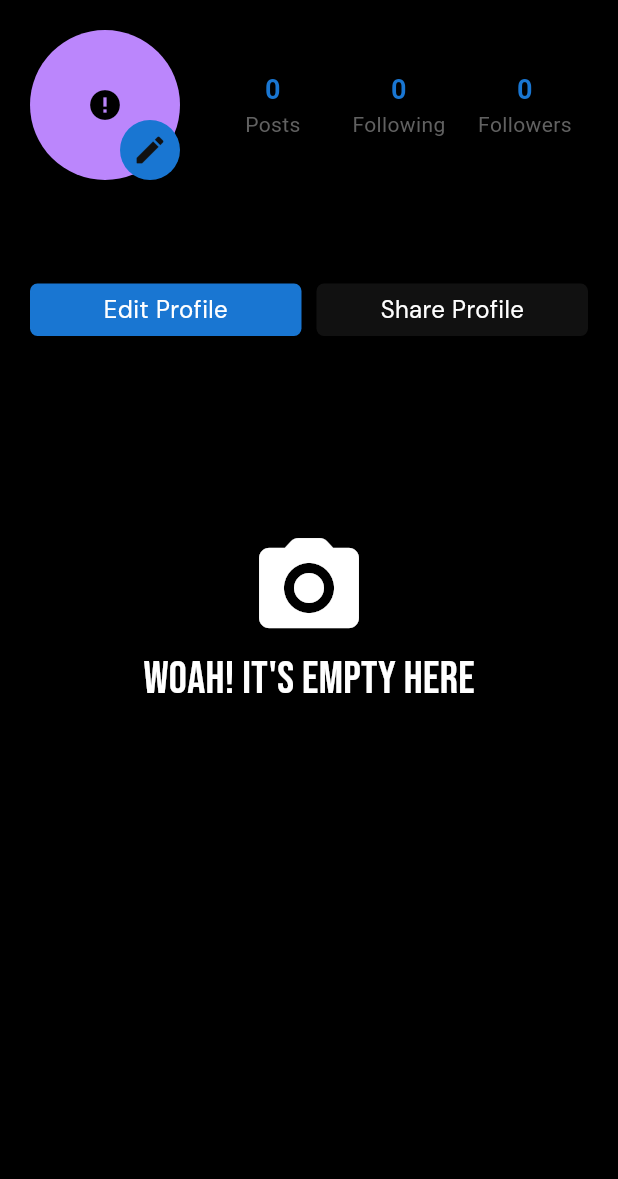
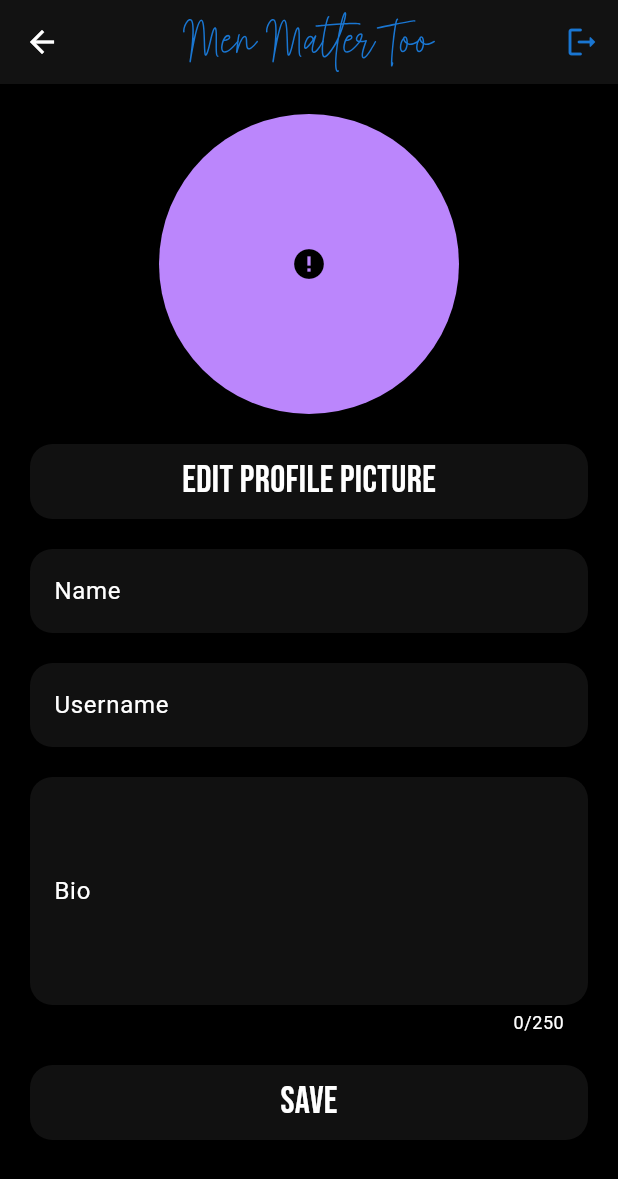
Before and after one commit to adityatrips/menmattertoo, a Flutter app: the ProfilePage screen opened directly, after a tap on "Edit Profile", on a phone screen of 412 x 824 dp. Shown: the top 1179 px of the screen. Run offline on Flutter 3.47's test engine with Material 3 defaults, Android fonts, the phone set to English and light mode, and no system bars; drawn by our look-alikes of cached_network_image; our stand-ins replace cloud_firestore, firebase_auth, firebase_core, firebase_storage, flutter_svg, image_cropper and 2 more; accounts and stored records are empty; generated files the repository leaves out were written again; network calls fail; Roboto replaces fonts that are missing (DMSans).

Commit message:
Added edit profile page. Added the respective functionalities.

```diff
--- /dev/null
+++ b/lib/screens/edit_profile.dart
@@ -0,0 +1,148 @@
+import 'dart:io';
+
+import 'package:cached_network_image/cached_network_image.dart';
+import 'package:flutter/material.dart';
+import 'package:image_cropper/image_cropper.dart';
+import 'package:men_matter_too/models/models.dart';
+import 'package:men_matter_too/resources/auth_methods.dart';
+import 'package:men_matter_too/utils/pick_image.dart';
+import 'package:men_matter_too/widgets/app_bar.dart';
+import 'package:men_matter_too/widgets/custom_button.dart';
+import 'package:men_matter_too/widgets/text_field_input.dart';
+
+class EditProfile extends StatefulWidget {
+  const EditProfile({super.key});
+
+  @override
+  _EditProfileState createState() => _EditProfileState();
+}
+
+class _EditProfileState extends State<EditProfile> {
+  final bioController = TextEditingController();
+  final nameController = TextEditingController();
+  final usernameController = TextEditingController();
+
+  CroppedFile? file;
+
+  @override
+  Widget build(BuildContext context) {
+    return StreamBuilder(
+      stream: AuthMethods().getUserDetails(),
+      builder: (context, snapshot) {
+        if (snapshot.connectionState == ConnectionState.waiting) {
+          return const Center(
+            child: CircularProgressIndicator(),
+          );
+        }
+        if (snapshot.hasError) {
+          return Center(
+            child: Text(snapshot.error.toString()),
+          );
+        }
+        if (!snapshot.hasData) {
+          return const Center(
+            child: Text("No data found"),
+          );
+        }
+
+        final user = MyUser.fromJson(snapshot.data!.data()!);
+
+        bioController.text = user.bio.replaceAll("\\n", "\n");
+        nameController.text = user.name;
+        usernameController.text = user.username;
+
+        return Scaffold(
+          appBar: myAppBar(context),
+          body: Padding(
+            padding: const EdgeInsets.symmetric(
+              horizontal: 20,
+            ),
+            child: Center(
+              child: ListView(
+                children: [
+                  const SizedBox(height: 20),
+                  CircleAvatar(
+                    radius: 100,
+                    child: ClipRRect(
+                      borderRadius: BorderRadius.circular(100),
+                      child: file == null
+                          ? CachedNetworkImage(
+                              imageUrl: user.profilePicture,
+                              placeholder: (context, url) =>
+                                  const CircularProgressIndicator(),
+                              errorWidget: (context, url, error) =>
+                                  const Icon(Icons.error),
+                              useOldImageOnUrlChange: true,
+                            )
+                          : Image.file(
+                              File(file!.path),
+                            ),
+                    ),
+                  ),
+                  const SizedBox(height: 20),
+                  CustomButton(
+                    onTap: () async {
+                      Navigator.push(
+                        context,
+                        MaterialPageRoute(
+                          builder: (context) {
+                            return const MyImagePicker();
+                          },
+                        ),
+                      ).then((value) async {
+                        setState(() {
+                          file = value!;
+                        });
+                      });
+                    },
+                    buttonText: "Edit profile picture",
+                  ),
+                  const SizedBox(height: 20),
+                  TextFieldInput(
+                    controller: nameController,
+                    hintText: 'Name',
+                  ),
+                  const SizedBox(height: 20),
+                  TextFieldInput(
+                    controller: usernameController,
+                    hintText: 'Username',
+                  ),
+                  const SizedBox(height: 20),
+                  TextFieldInput(
+                    controller: bioController,
+                    hintText: 'Bio',
+                    maxLength: 250,
+                    multiline: true,
+                  ),
+                  const SizedBox(height: 20),
+                  CustomButton(
+                    onTap: () async {
+                      showDialog(
+                        context: context,
+                        builder: (context) {
+                          return const Center(
+                            child: CircularProgressIndicator(),
+                          );
+                        },
+                      );
+                      await AuthMethods().updateProfile(
+                        bio: bioController.text,
+                        name: nameController.text,
+                        username: usernameController.text,
+                        file: file!,
+                      );
+                      Navigator.pop(context);
+                      Navigator.pop(context);
+                    },
+                    buttonText: "Save",
+                  ),
+                  const SizedBox(height: 20),
+                ],
+              ),
+            ),
+          ),
+        );
+      },
+    );
+  }
+}
--- a/lib/screens/profile_page.dart
+++ b/lib/screens/profile_page.dart
@@ -2,8 +2,10 @@ import 'dart:ui';
 
 import 'package:cached_network_image/cached_network_image.dart';
 import 'package:flutter/material.dart';
+import 'package:image_cropper/image_cropper.dart';
 import 'package:men_matter_too/models/models.dart';
 import 'package:men_matter_too/resources/auth_methods.dart';
+import 'package:men_matter_too/screens/edit_profile.dart';
 import 'package:men_matter_too/widgets/custom_button.dart';
 
 class ProfilePage extends StatefulWidget {
@@ -19,6 +21,14 @@ class ProfilePageState extends State<ProfilePage> {
     super.dispose();
   }
 
+  CroppedFile? file;
+
+  void setFile(CroppedFile file) {
+    setState(() {
+      this.file = file;
+    });
+  }
+
   @override
   Widget build(BuildContext context) {
     return Scaffold(
@@ -26,8 +36,8 @@ class ProfilePageState extends State<ProfilePage> {
         padding: const EdgeInsets.symmetric(
           horizontal: 20,
         ),
-        child: FutureBuilder(
-          future: AuthMethods().getUserDetails(),
+        child: StreamBuilder(
+          stream: AuthMethods().getUserDetails(),
           builder: (context, snapshot) {
             if (snapshot.connectionState == ConnectionState.waiting) {
               return const Center(
@@ -48,13 +58,25 @@ class ProfilePageState extends State<ProfilePage> {
             return ListView(
               children: [
                 const SizedBox(height: 20),
-                _buildUserHeader(context, snapshot.data!),
+                _buildUserHeader(
+                  context,
+                  MyUser.fromJson(snapshot.data!.data()!),
+                ),
                 const SizedBox(height: 10),
-                _userInformation(context, snapshot.data!),
+                _userInformation(
+                  context,
+                  MyUser.fromJson(snapshot.data!.data()!),
+                ),
                 const SizedBox(height: 10),
-                _userProfileInteraction(context, snapshot.data!),
+                _userProfileInteraction(
+                  context,
+                  MyUser.fromJson(snapshot.data!.data()!),
+                ),
                 const SizedBox(height: 10),
-                _userPosts(context, snapshot.data!),
+                _userPosts(
+                  context,
+                  MyUser.fromJson(snapshot.data!.data()!),
+                ),
               ],
             );
           },
@@ -75,7 +97,15 @@ class ProfilePageState extends State<ProfilePage> {
             height: 35,
             borderRadius: 5,
             backgroundColor: Theme.of(context).colorScheme.primary,
-            onTap: () {},
+            onTap: () {
+              Navigator.of(context).push(
+                MaterialPageRoute(
+                  builder: (context) {
+                    return const EditProfile();
+                  },
+                ),
+              );
+            },
           ),
         ),
         const SizedBox(width: 10),
@@ -172,36 +202,17 @@ class ProfilePageState extends State<ProfilePage> {
     return Row(
       mainAxisAlignment: MainAxisAlignment.spaceBetween,
       children: [
-        Stack(
-          children: [
         CircleAvatar(
           radius: 50,
           child: ClipRRect(
             borderRadius: BorderRadius.circular(50),
             child: CachedNetworkImage(
               imageUrl: user.profilePicture,
-                  placeholder: (context, url) =>
-                      const CircularProgressIndicator(),
+              placeholder: (context, url) => const CircularProgressIndicator(),
               errorWidget: (context, url, error) => const Icon(Icons.error),
               useOldImageOnUrlChange: true,
             ),
           ),
-            ),
-            Positioned(
-              bottom: 0,
-              right: 0,
-              height: 40,
-              width: 40,
-              child: IconButton(
-                style: IconButton.styleFrom(
-                  backgroundColor: Theme.of(context).colorScheme.primary,
-                ),
-                onPressed: () {},
-                icon: const Icon(Icons.edit_rounded),
-                color: Theme.of(context).colorScheme.tertiary,
-              ),
-            ),
-          ],
         ),
         const SizedBox(width: 20),
         _profileStat(
--- a/lib/widgets/text_field_input.dart
+++ b/lib/widgets/text_field_input.dart
@@ -7,6 +7,8 @@ class TextFieldInput extends StatefulWidget {
   final String hintText;
   final bool isPassword;
   final TextEditingController controller;
+  final bool multiline;
+  final int? maxLength;
 
   const TextFieldInput({
     super.key,
@@ -16,6 +18,8 @@ class TextFieldInput extends StatefulWidget {
     this.autoCapitalize,
     this.autocorrect,
     this.textInputType,
+    this.multiline = false,
+    this.maxLength,
   });
 
   @override
@@ -26,12 +30,16 @@ class TextFieldInputState extends State<TextFieldInput> {
   @override
   Widget build(BuildContext context) {
     return TextField(
+      minLines: null,
+      maxLines: widget.multiline ? 5 : 1,
+      maxLength: widget.maxLength,
       controller: widget.controller,
       autocorrect: widget.autocorrect ?? false,
       keyboardType: widget.textInputType ?? TextInputType.text,
       textCapitalization: widget.autoCapitalize ?? TextCapitalization.sentences,
       obscureText: widget.isPassword,
       decoration: InputDecoration(
+        label: Text(widget.hintText),
         hintText: widget.hintText,
         border: OutlineInputBorder(
           borderSide: BorderSide.none,
--- a/pubspec.yaml
+++ b/pubspec.yaml
@@ -40,6 +40,7 @@ dependencies:
   flutter_svg: ^2.0.10+1
   provider: ^6.1.2
   cached_network_image: ^3.4.0
+  permission_handler: ^11.3.1
 
 dev_dependencies:
   flutter_test:
```
Also changed, not shown: lib/auth_state_home_page.dart (+3 -4 lines), lib/main.dart (+27 -0 lines), lib/resources/auth_methods.dart (+80 -5 lines), lib/screens/home_screen.dart (+21 -10 lines), lib/utils/pick_image.dart (added, +72 -0 lines), pubspec.lock, 3 other files. Lines whose indentation alone changed are shown as unchanged.
